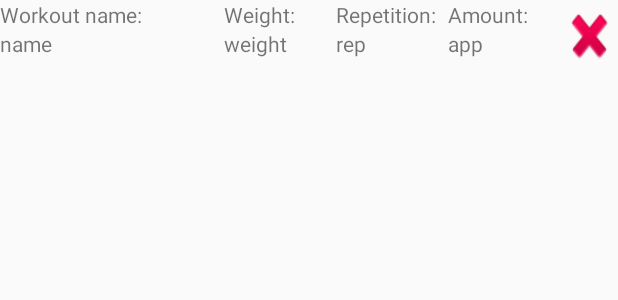
After one commit to DmitryKizama/workokokout, an Android app: the layout item.xml on its own in the app's theme, with its tools: preview values and no code run, on a phone screen of 412 x 824 dp. The commit adds this screen. Shown: the top 300 px of the screen. Run offline under Robolectric (Android 15) with nearby library versions, the phone set to English and light mode, and no system bars.

Commit message:
added weight

```diff
--- a/app/src/main/java/tony/workout/activity/DayActivity.java
+++ b/app/src/main/java/tony/workout/activity/DayActivity.java
@@ -71,8 +71,8 @@ public class DayActivity extends FragmentActivity implements StartDialog.DialogL
     }
 
     @Override
-    public void onAddPressed(String name, int reppetition, int approaches) {
-        pagerAdapter.getRegisteredFragment(pager.getCurrentItem()).addNewItem(name, reppetition, approaches);
+    public void onAddPressed(String name, int reppetition, int approaches, int weight) {
+        pagerAdapter.getRegisteredFragment(pager.getCurrentItem()).addNewItem(name, reppetition, approaches, weight);
         pagerAdapter.notifyDataSetChanged();
         pager.setCurrentItem(pager.getCurrentItem());
     }
--- a/app/src/main/java/tony/workout/activity/DayFragment.java
+++ b/app/src/main/java/tony/workout/activity/DayFragment.java
@@ -55,13 +55,13 @@ public class DayFragment extends Fragment implements TraningAdapter.AdapterListe
         backColor = Color.argb(40, rnd.nextInt(256), rnd.nextInt(256), rnd.nextInt(256));
     }
 
-    public void addNewItem(String name, int reppetition, int approaches) {
+    public void addNewItem(String name, int reppetition, int approaches, int weight) {
         if (inData == null) {
             idPreviouse = 0;
         } else {
             inData.setIdNumber(idPreviouse + 1);
         }
-        inData = InputData.create(name, reppetition, approaches, page);
+        inData = InputData.create(name, reppetition, approaches, weight, page);
         if (idPreviouse == 0) {// IT WORKS, I DON'T CARE!
             inData.setIdNumber(0);
         }
--- a/app/src/main/res/layout/day_activity.xml
+++ b/app/src/main/res/layout/day_activity.xml
@@ -11,8 +11,9 @@
         <android.support.v4.view.PagerTitleStrip
             android:id="@+id/pagerTitleStrip"
             android:layout_width="match_parent"
-            android:layout_height="wrap_content"
+            android:layout_height="25dp"
             android:layout_gravity="top">
+
 
         </android.support.v4.view.PagerTitleStrip>
     </android.support.v4.view.ViewPager>
--- /dev/null
+++ b/app/src/main/res/layout/item.xml
@@ -0,0 +1,105 @@
+<?xml version="1.0" encoding="utf-8"?>
+<LinearLayout xmlns:android="http://schemas.android.com/apk/res/android"
+    xmlns:tools="http://schemas.android.com/tools"
+    android:layout_width="match_parent"
+    android:layout_height="wrap_content"
+    android:orientation="horizontal"
+    android:weightSum="11">
+
+    <LinearLayout
+        android:layout_width="0dp"
+        android:layout_height="wrap_content"
+        android:layout_weight="4"
+        android:orientation="vertical">
+
+        <TextView
+            android:id="@+id/tvName"
+            android:layout_width="wrap_content"
+            android:layout_height="wrap_content"
+            tools:text="Workout name:" />
+
+        <TextView
+            android:id="@+id/recyclerViewItemName"
+            android:layout_width="wrap_content"
+            android:layout_height="wrap_content"
+            tools:text="name" />
+
+    </LinearLayout>
+
+    <LinearLayout
+        android:layout_width="0dp"
+        android:layout_height="wrap_content"
+        android:layout_weight="2"
+        android:orientation="vertical">
+
+        <TextView
+            android:id="@+id/tvWeight"
+            android:layout_width="wrap_content"
+            android:layout_height="wrap_content"
+            tools:text="Weight:" />
+
+        <TextView
+            android:id="@+id/recyclerViewItemWeight"
+            android:layout_width="wrap_content"
+            android:layout_height="wrap_content"
+            tools:text="weight" />
+
+    </LinearLayout>
+
+    <LinearLayout
+        android:layout_width="0dp"
+        android:layout_height="wrap_content"
+        android:layout_weight="2"
+        android:orientation="vertical">
+
+
+        <TextView
+            android:id="@+id/tvRepetition"
+            android:layout_width="wrap_content"
+            android:layout_height="wrap_content"
+            tools:text="Repetition:" />
+
+        <TextView
+            android:id="@+id/recyclerViewItemRepetition"
+            android:layout_width="wrap_content"
+            android:layout_height="wrap_content"
+            tools:text="rep" />
+
+    </LinearLayout>
+
+    <LinearLayout
+        android:layout_width="0dp"
+        android:layout_height="wrap_content"
+        android:layout_weight="2"
+        android:orientation="vertical">
+
+        <TextView
+            android:id="@+id/tvApproaches"
+            android:layout_width="wrap_content"
+            android:layout_height="wrap_content"
+            tools:text="Amount:" />
+
+        <TextView
+            android:id="@+id/recyclerViewItemApproaches"
+            android:layout_width="wrap_content"
+            android:layout_height="wrap_content"
+            tools:text="app" />
+
+    </LinearLayout>
+
+    <LinearLayout
+        android:layout_width="0dp"
+        android:layout_height="wrap_content"
+        android:layout_weight="1">
+
+        <Button
+            android:id="@+id/btnDelete"
+            android:layout_width="match_parent"
+            android:layout_height="match_parent"
+            android:layout_centerVertical="true"
+            android:background="@android:drawable/ic_delete" />
+
+    </LinearLayout>
+
+
+</LinearLayout>
```
Also changed, not shown: app/src/main/java/tony/workout/activity/StartDialog.java (+7 -3 lines), app/src/main/java/tony/workout/activity/UpdateDialog.java (+14 -2 lines), app/src/main/java/tony/workout/adapters/MyViewHolder.java (+6 -1 lines), app/src/main/java/tony/workout/adapters/TraningAdapter.java (+24 -4 lines), app/src/main/java/tony/workout/data/InputData.java (+15 -1 lines), app/src/main/res/layout/recyclerview_item.xml (deleted, +0 -45 lines), app/src/main/res/layout/start_dialog.xml (+16 -0 lines).
